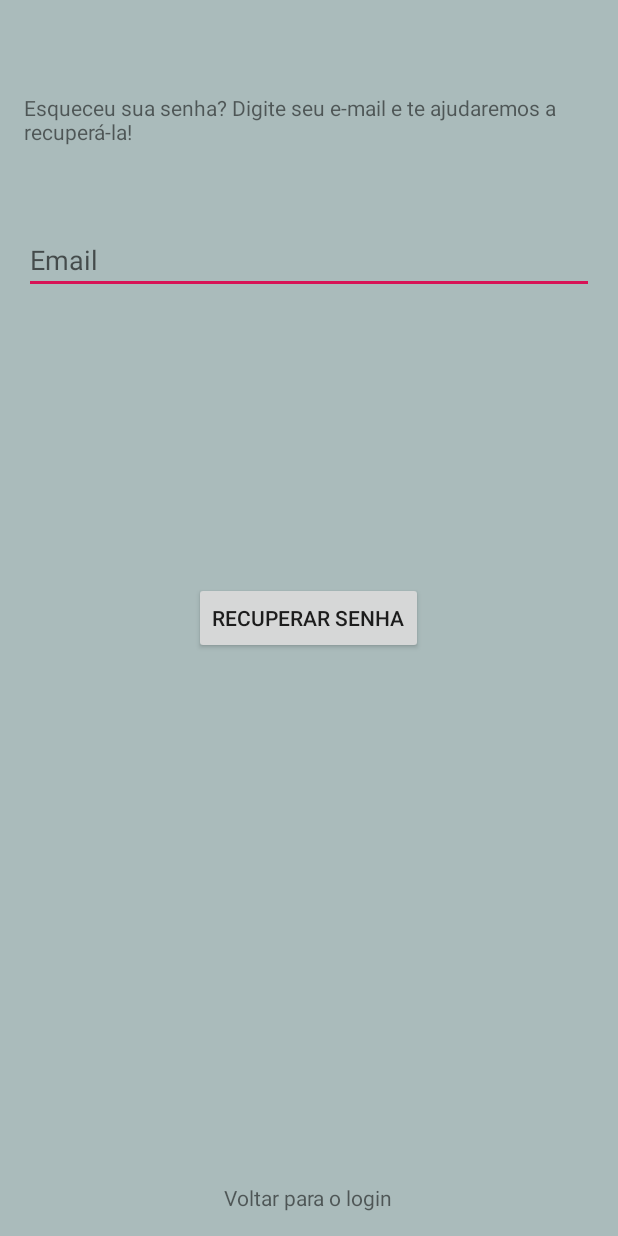
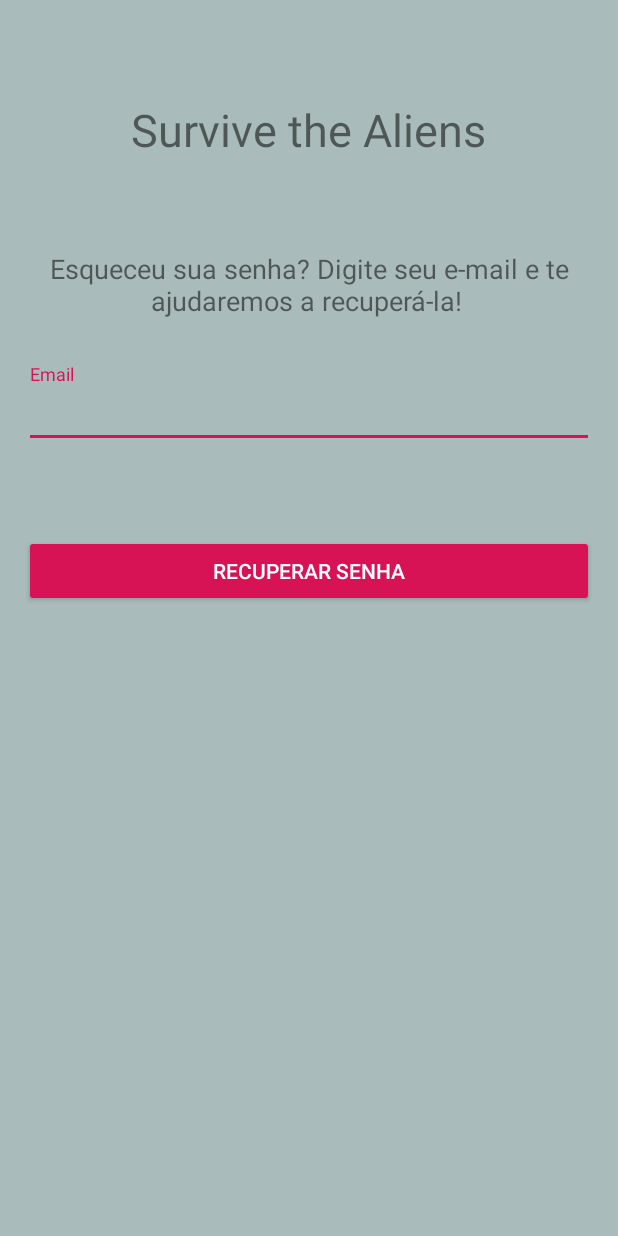
Before and after one commit to cpapalardo/_SurviveTheAliens, an Android app: the RecuperarSenhaActivity screen opened directly, with no data from a screen before it, on a phone screen of 412 x 824 dp. Run offline under Robolectric (Android 15) with nearby library versions, the phone set to English and light mode, and no system bars.

Commit message:
Modifiquei a tela de recuperação de senha e a tela de login.

```diff
--- a/app/src/main/java/com/ep4/survivethealiens/RecuperarSenhaActivity.java
+++ b/app/src/main/java/com/ep4/survivethealiens/RecuperarSenhaActivity.java
@@ -1,7 +1,10 @@
 package com.ep4.survivethealiens;
 
+import android.content.Intent;
 import android.support.v7.app.AppCompatActivity;
 import android.os.Bundle;
+import android.view.View;
+
 /**
  * Created by aluno on 07/10/2016.
  */
@@ -11,4 +14,5 @@ public class RecuperarSenhaActivity extends AppCompatActivity {
         super.onCreate(savedInstanceState);
         setContentView(R.layout.activity_recuperar_senha);
     }
+
 }
--- a/app/src/main/res/layout/activity_login.xml
+++ b/app/src/main/res/layout/activity_login.xml
@@ -75,6 +75,14 @@
             android:textSize="16dip"
             android:onClick="iniciarTelaCadastro"
             />
+        <TextView
+            android:layout_width="fill_parent"
+            android:layout_height="wrap_content"
+            android:text="Esqueceu sua senha? Clique aqui"
+            android:id="@+id/link_recuperar"
+            android:gravity="center"
+            android:textSize="16dip"
+            android:onClick="esqueceuSuaSenha" />
 
     </LinearLayout>
 </ScrollView>
--- a/app/src/main/res/layout/activity_recuperar_senha.xml
+++ b/app/src/main/res/layout/activity_recuperar_senha.xml
@@ -1,5 +1,5 @@
 <?xml version="1.0" encoding="utf-8"?>
-<RelativeLayout xmlns:android="http://schemas.android.com/apk/res/android"
+<LinearLayout xmlns:android="http://schemas.android.com/apk/res/android"
     xmlns:tools="http://schemas.android.com/tools"
     android:layout_width="match_parent"
     android:layout_height="match_parent"
@@ -7,7 +7,14 @@
     android:paddingLeft="@dimen/activity_horizontal_margin"
     android:paddingRight="@dimen/activity_horizontal_margin"
     android:paddingTop="@dimen/activity_vertical_margin"
-    tools:context="com.ep4.carla.survivethealiens.Activity.RecuperarSenhaActivity">
+    android:orientation="vertical">
+    <TextView
+        android:layout_width="wrap_content"
+        android:layout_height="wrap_content"
+        android:layout_gravity="center_horizontal"
+        android:text="Survive the Aliens"
+        android:textSize="30dp"
+        android:layout_marginTop="50dp"/>
 
     <TextView android:text="Esqueceu sua senha? Digite seu e-mail e te ajudaremos a recuperá-la! "
         android:layout_width="wrap_content"
@@ -16,34 +23,36 @@
         android:layout_alignParentTop="true"
         android:layout_alignParentLeft="true"
         android:layout_alignParentStart="true"
-        android:layout_marginTop="46dp" />
+        android:layout_marginTop="60dp"
+        android:gravity="center"
+        android:textSize="18dp" />
 
-    <EditText
-        android:layout_width="wrap_content"
+    <android.support.design.widget.TextInputLayout
+        android:layout_width="match_parent"
         android:layout_height="wrap_content"
-        android:hint="Email"
-        android:id="@+id/editTextEmail"
-        android:layout_below="@+id/textViewDescricaoSenha"
-        android:layout_marginTop="53dp"
-        android:layout_alignParentRight="true"
-        android:layout_alignParentEnd="true"
-        android:layout_alignParentLeft="true"
-        android:layout_alignParentStart="true" />
+        android:layout_marginTop="30dp"
+        android:layout_marginBottom="8dp"
+        >
+        <EditText
+            android:layout_width="match_parent"
+            android:layout_height="wrap_content"
+            android:hint="Email"
+            android:inputType="textEmailAddress"
+            android:id="@+id/textRecuperarEmail"
+             />
+
+    </android.support.design.widget.TextInputLayout>
 
     <Button
-        android:layout_width="wrap_content"
+        android:layout_width="match_parent"
         android:layout_height="wrap_content"
         android:id="@+id/buttonRecuperarSenha"
         android:text="Recuperar senha"
         android:layout_centerVertical="true"
-        android:layout_centerHorizontal="true" />
+        android:layout_centerHorizontal="true"
+        style="@style/Widget.AppCompat.Button.Colored"
+        android:layout_marginTop="50dp"/>
 
-    <TextView
-        android:layout_width="wrap_content"
-        android:layout_height="wrap_content"
-        android:text="Voltar para o login"
-        android:id="@+id/textViewVoltar"
-        android:layout_alignParentBottom="true"
-        android:layout_centerHorizontal="true" />
 
-</RelativeLayout>
+
+</LinearLayout>
```
Also changed, not shown: 1 other file.
